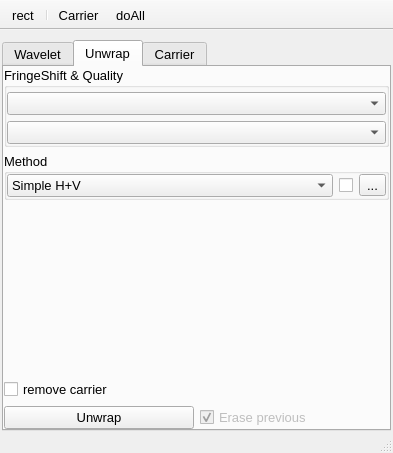
Before: the Qt Designer form plugins/Wavelet/Wavelet.ui in NeutrinoToolkit/Neutrino, drawn with Qt 5.
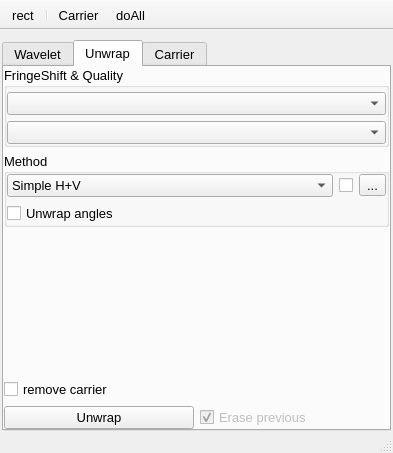
After: the same form once the commit is applied. The open tabs and pages were chosen to show the change. Icons and pictures are not drawn.

Commit message: added wavelet unwrap angles

The edit to the form file:
```diff
--- a/plugins/Wavelet/Wavelet.ui
+++ b/plugins/Wavelet/Wavelet.ui
@@ -686,6 +686,24 @@
              </property>
             </widget>
            </item>
+           <item row="1" column="0" colspan="3">
+            <widget class="QCheckBox" name="unwrapAngles">
+             <property name="font">
+              <font>
+               <pointsize>10</pointsize>
+              </font>
+             </property>
+             <property name="toolTip">
+              <string>Fringes rotating by more than 90 degrees: unwrap the angle map of the wavelet and flip the phase where the filter points the opposite way (needs an angle scan)</string>
+             </property>
+             <property name="text">
+              <string>Unwrap angles</string>
+             </property>
+             <property name="neutrinoSave" stdset="0">
+              <bool>true</bool>
+             </property>
+            </widget>
+           </item>
            <item row="0" column="2">
             <widget class="QToolButton" name="lineBarrier">
              <property name="text">
```
The commit also changes 1 other file.
